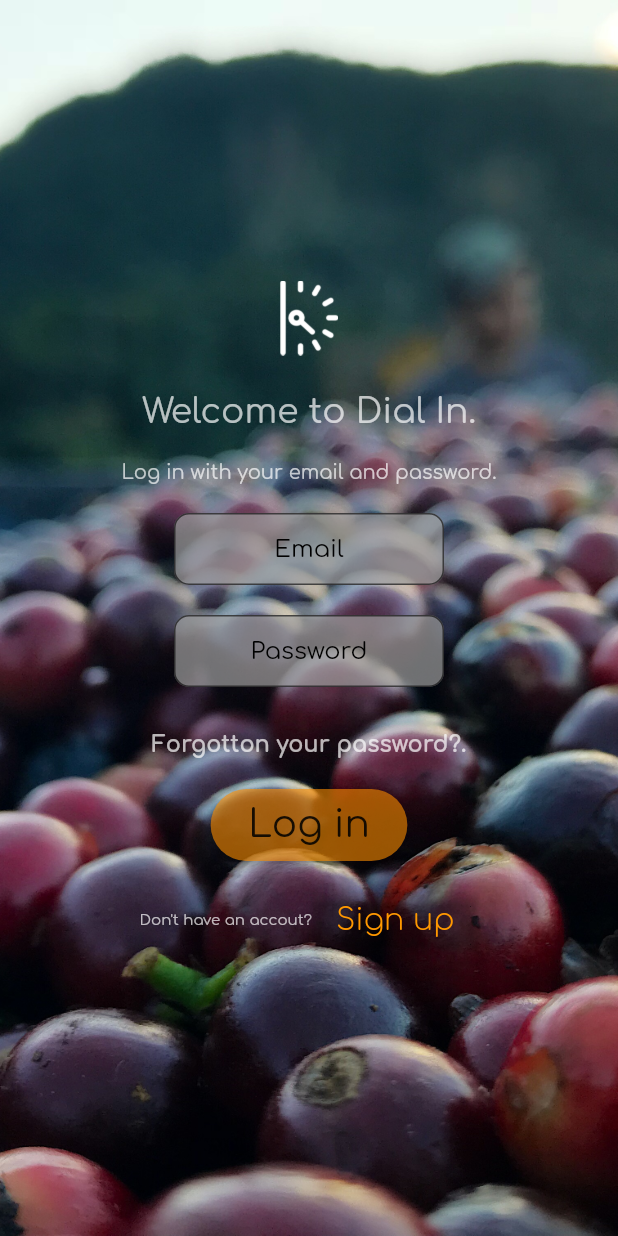
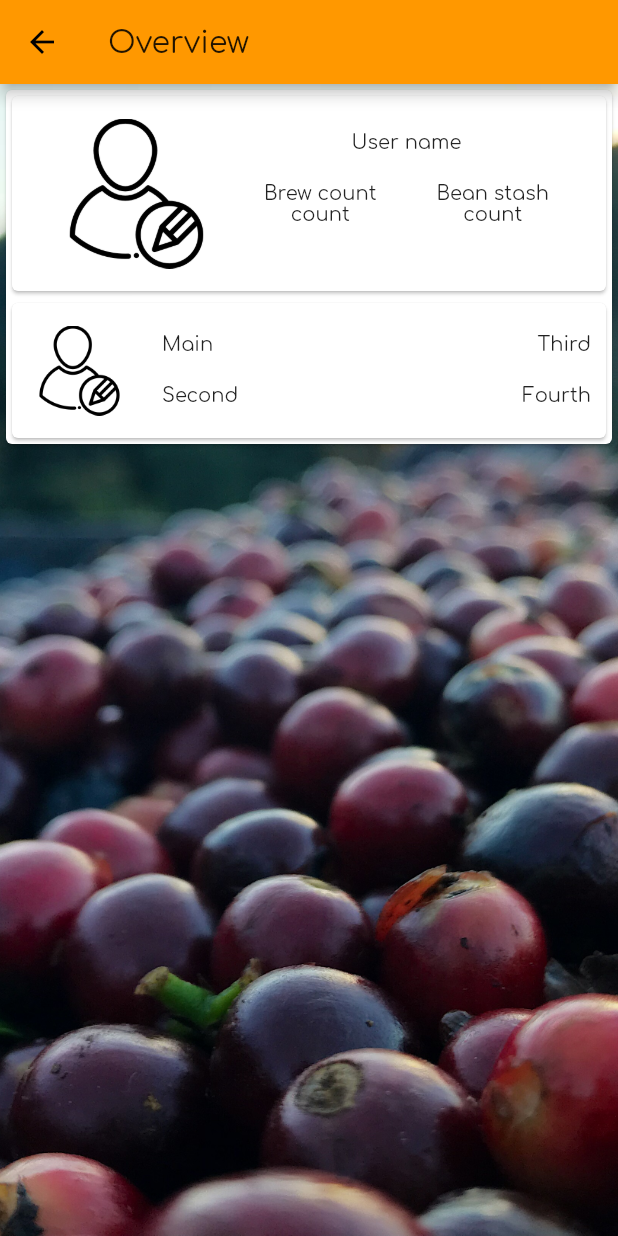
Before and after one commit to anjrew/dial-_in-_flutter_test_project, a Flutter app: the screen it shows after launch, after a tap on "Log in", on a phone screen of 412 x 824 dp. Run offline on Flutter 3.47's test engine with Material 2 defaults, Android fonts, the phone set to English and light mode, and no system bars.

Commit message:
Got quite far

```diff
--- a/lib/custom_widgets.dart
+++ b/lib/custom_widgets.dart
@@ -88,6 +88,7 @@ class _TextFieldEntryState extends State<TextFieldEntry> {
 }
 
 class CircularPicture extends StatelessWidget {
+
 final Image _image;
 final double _size;
 
--- a/lib/pages/log_in.dart
+++ b/lib/pages/log_in.dart
@@ -2,6 +2,7 @@ import 'package:flutter/material.dart';
 import '../strings.dart';
 import '../custom_widgets.dart';
 import 'sign_up.dart';
+import 'overview_page.dart';
 
 
 class MyHomePage extends StatefulWidget {
@@ -15,6 +16,9 @@ class MyHomePage extends StatefulWidget {
 
 /// UI View
 class _MyHomePageState extends State<MyHomePage> {
+
+  String email;
+  String password;
 
   /// Functions
   void forgotPassword() {
@@ -89,7 +93,7 @@ class _MyHomePageState extends State<MyHomePage> {
                       }),
                 ),
 
-                LoginButton(),
+                LoginButton( () => Navigator.push(context, MaterialPageRoute(builder: (BuildContext context) => OverviewPage()))),
 
                 Container(
                     margin: const EdgeInsets.all(15.0),
@@ -125,6 +129,11 @@ class _MyHomePageState extends State<MyHomePage> {
 ///
 class LoginButton extends StatelessWidget {
 
+  final VoidCallback loginActon ;
+
+
+  LoginButton(this.loginActon);
+
   Widget build(BuildContext context) {
       return RaisedButton(
         padding: EdgeInsets.fromLTRB(25.0, 10.0, 25.0, 10.0),
@@ -133,19 +142,16 @@ Widget build(BuildContext context) {
         color: Colors.orange.shade600.withOpacity(0.6),
         child: Text(StringLabels.logIn,
             style: TextStyle(fontWeight: FontWeight.w500, fontSize: 25.0)),
-      onPressed: () => Navigator.pushNamed(context, '/somewhere')
-    );
+        onPressed: () => loginActon());
   }
   }
+
 
 ///
 ///Sign up Button
 ///
 
 class SignUpButton extends StatelessWidget {
-  void signUpButtonPressed() {
-    print('login button pressed');
-  }
 
 @override
   Widget build(BuildContext context) {
--- /dev/null
+++ b/lib/pages/overview_page.dart
@@ -0,0 +1,152 @@
+import 'package:flutter/material.dart';
+import '../strings.dart';
+import '../custom_widgets.dart';
+import 'sign_up.dart';
+
+
+class OverviewPage extends StatelessWidget {
+
+//
+/// UI Build
+///
+  @override
+  Widget build(BuildContext context) {
+    return new Scaffold(
+
+      ///
+      /// App bar
+      ///
+      appBar: AppBar(title: Text(StringLabels.overview,)),
+
+      body:
+      new Stack(
+        children: <Widget>[
+
+      ///
+      ///Background
+      ///
+      Pagebackground(AssetImage('assets/images/cherries.jpg')),
+
+      ///
+      /// Main body
+      ///
+      ListView( children: <Widget>[
+        Card(
+          child: Column( children: <Widget>[
+
+              ///
+              /// User profile card
+              ///
+              UserCard(),
+
+              ProfileCard()
+
+          ],
+          ),
+        )
+      ]
+      )
+      ]
+      )
+    );
+  }
+}
+
+
+///
+/// Page components
+///
+
+
+class ProfileCard extends StatelessWidget{
+@override
+  Widget build(BuildContext context) {
+    return Card(
+      child: Row(
+        children: <Widget>[
+
+          ///
+          /// Profile picture
+          ///
+          Container( child: CircularPicture(Image.asset('assets/images/user.png'), 60.0)),
+
+          Expanded(child:
+          Row( children: <Widget>[
+
+            ///
+            /// Main name and secondnary details
+            ///
+            Expanded(child:Container( padding: EdgeInsets.all(0.0), child:
+            Column(crossAxisAlignment: CrossAxisAlignment.start,children: <Widget>[
+              Container(margin: EdgeInsets.all(10.0),child: Text('Main')),
+              Container(margin: EdgeInsets.all(10.0), child: Text('Second'),)
+              ]
+              )
+            )),
+            ///
+            /// Third and fourth details
+            ///
+            Expanded(child:Container( padding: EdgeInsets.all(0.0), child:
+            Column(crossAxisAlignment: CrossAxisAlignment.end,children: <Widget>[
+              Container(margin: EdgeInsets.all(10.0),child: Text('Third')),
+              Container(margin: EdgeInsets.all(10.0), child: Text('Fourth'),)
+              ]
+              )
+            ))
+        ]
+      )
+      )
+        ]
+      )
+    );
+}
+}
+
+
+
+
+
+
+
+class UserCard extends StatelessWidget{
+@override
+  Widget build(BuildContext context) {
+    return Card(
+      child: Row(
+         mainAxisAlignment: MainAxisAlignment.center,
+         crossAxisAlignment: CrossAxisAlignment.center,
+        children: <Widget>[
+
+        ///
+        /// User Image
+        ///
+        Container(child: Center(child:CircularPicture(Image.asset('assets/images/user.png'), 100.0))),
+
+        Column( children: <Widget>[
+          ///
+          /// User name text
+          ///
+          Text(StringLabels.userName),
+
+          Container( child: Row( children: <Widget>[
+
+            ///
+            /// Brew count
+            ///
+            Container( padding: EdgeInsets.all(20.0), child:
+            Column(children: <Widget>[Text(StringLabels.brewCount), Text("count")],),
+            ),
+
+            ///
+            ///Bean stash
+            ///
+            Container( padding: EdgeInsets.all(20.0), child:
+            Column(children: <Widget>[Text(StringLabels.beanStash), Text("count")],)
+            )
+          ],),)
+        ],)
+        ]
+      )
+    );
+  }
+}
--- a/lib/pages/sign_up.dart
+++ b/lib/pages/sign_up.dart
@@ -38,13 +38,13 @@ final Image _userImage = Image.asset('assets/images/user.png');
 
                 /// Sign up details
                 /// Username
-                Text(StringLabels.userName, style: TextStyle( color: Colors.white70),),
+                Text(StringLabels.userName, style: TextStyle( color: Colors.white70, fontWeight: FontWeight.w600),),
                 TextFieldEntry(StringLabels.userName),
                 /// Email
-                Text(StringLabels.email, style: TextStyle( color: Colors.white70),),
+                Text(StringLabels.email, style: TextStyle( color: Colors.white70, fontWeight: FontWeight.w600),),
                 TextFieldEntry(StringLabels.email),
                 /// Password
-                Text(StringLabels.password, style: TextStyle( color: Colors.white70),),
+                Text(StringLabels.password, style: TextStyle( color: Colors.white70, fontWeight: FontWeight.w600),),
                 TextFieldEntry(StringLabels.password),
 
                 /// Signup button
--- a/lib/strings.dart
+++ b/lib/strings.dart
@@ -7,7 +7,8 @@ class  StringLabels {
         static const String welcomeToDialIn = 'Welcome to Dial In.';
         static const String logInWithDetails = 'Log in with your email and password.';
         static const String newUser = 'New user';
-
+        static const String brewCount = 'Brew count';
+        static const String beanStash = 'Bean stash';
 
         static const String syncData = "Sync data.";
         static const String userBig = "User";
```
Also changed, not shown: lib/pages/profile.dart (added), lib/pages/settings.dart (added). Lines whose indentation alone changed are shown as unchanged.
